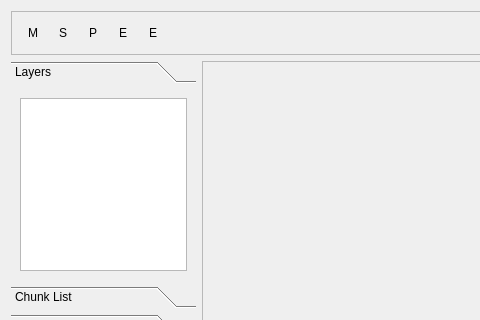
Above: RetroEDv2/tools/sceneeditor.ui from RSDKModding/RetroED before the change; both pictures show x 0 to 480 and y 0 to 320 of the 888 by 471 pixel window. Below: the same form after it.
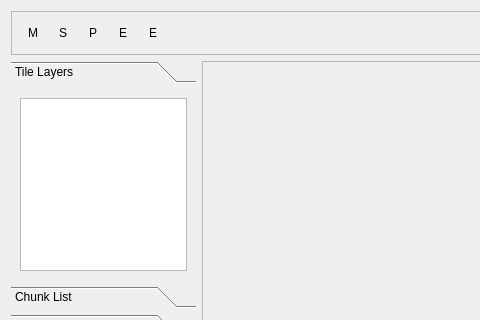
That is the form after the change. The open tabs and pages were chosen to show the change. Icons and pictures are not drawn.

What changed in the file:
```diff
--- a/RetroEDv2/tools/sceneeditor.ui
+++ b/RetroEDv2/tools/sceneeditor.ui
@@ -35,7 +35,7 @@
        </rect>
       </property>
       <attribute name="label">
-       <string>Layers</string>
+       <string>Tile Layers</string>
       </attribute>
       <layout class="QGridLayout" name="gridLayout_3">
        <item row="0" column="0">
```
Left out of the diff: 118 changed lines with no effect on the pictures.
